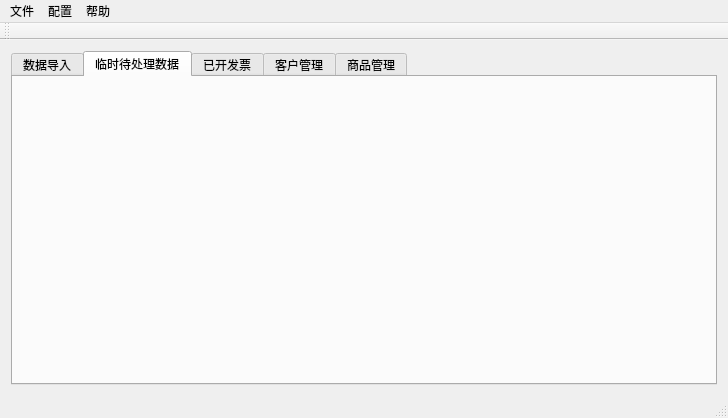
Qt form src/invoice/gui/mainwindow.ui (lcw2004/fapiao) before a commit.
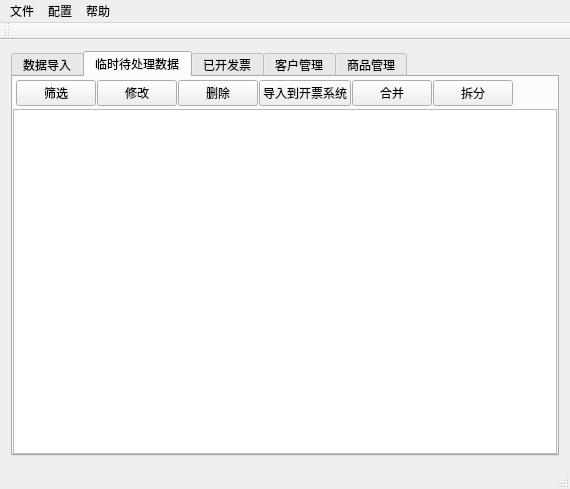
The same form after that commit. The open tabs and pages were chosen to show the change. Icons and pictures are not drawn.

Commit message: 修改UI

Diff of the .ui file:
```diff
--- a/src/invoice/gui/mainwindow.ui
+++ b/src/invoice/gui/mainwindow.ui
@@ -6,8 +6,8 @@
    <rect>
     <x>0</x>
     <y>0</y>
-    <width>728</width>
-    <height>418</height>
+    <width>570</width>
+    <height>489</height>
    </rect>
   </property>
   <property name="windowTitle">
@@ -186,6 +186,74 @@
         <property name="margin">
          <number>0</number>
         </property>
+        <item>
+         <layout class="QHBoxLayout" name="horizontalLayout_3">
+          <property name="spacing">
+           <number>1</number>
+          </property>
+          <property name="margin">
+           <number>3</number>
+          </property>
+          <item>
+           <widget class="QPushButton" name="pushButton_6">
+            <property name="text">
+             <string>筛选</string>
+            </property>
+           </widget>
+          </item>
+          <item>
+           <widget class="QPushButton" name="invoince_update_btn">
+            <property name="text">
+             <string>修改</string>
+            </property>
+           </widget>
+          </item>
+          <item>
+           <widget class="QPushButton" name="invoince_delete_btn">
+            <property name="text">
+             <string>删除</string>
+            </property>
+           </widget>
+          </item>
+          <item>
+           <widget class="QPushButton" name="invoince_import_xml_btn">
+            <property name="text">
+             <string>导入到开票系统</string>
+            </property>
+           </widget>
+          </item>
+          <item>
+           <widget class="QPushButton" name="invoince_merge_btn">
+            <property name="text">
+             <string>合并</string>
+            </property>
+           </widget>
+          </item>
+          <item>
+           <widget class="QPushButton" name="invoince_chaifeng_btn">
+            <property name="text">
+             <string>拆分</string>
+            </property>
+           </widget>
+          </item>
+          <item>
+           <spacer name="horizontalSpacer_3">
+            <property name="orientation">
+             <enum>Qt::Horizontal</enum>
+            </property>
+            <property name="sizeHint" stdset="0">
+             <size>
+              <width>40</width>
+              <height>20</height>
+             </size>
+            </property>
+           </spacer>
+          </item>
+         </layout>
+        </item>
+        <item>
+         <widget class="QTableWidget" name="invoiceTableWidget"/>
+        </item>
        </layout>
       </widget>
       <widget class="QWidget" name="tab_2">
@@ -237,7 +305,7 @@
     <rect>
      <x>0</x>
      <y>0</y>
-     <width>728</width>
+     <width>570</width>
      <height>23</height>
     </rect>
    </property>
```
Left out of the diff: 90 changed lines with no effect on the pictures. The commit also changes 2 other files.
